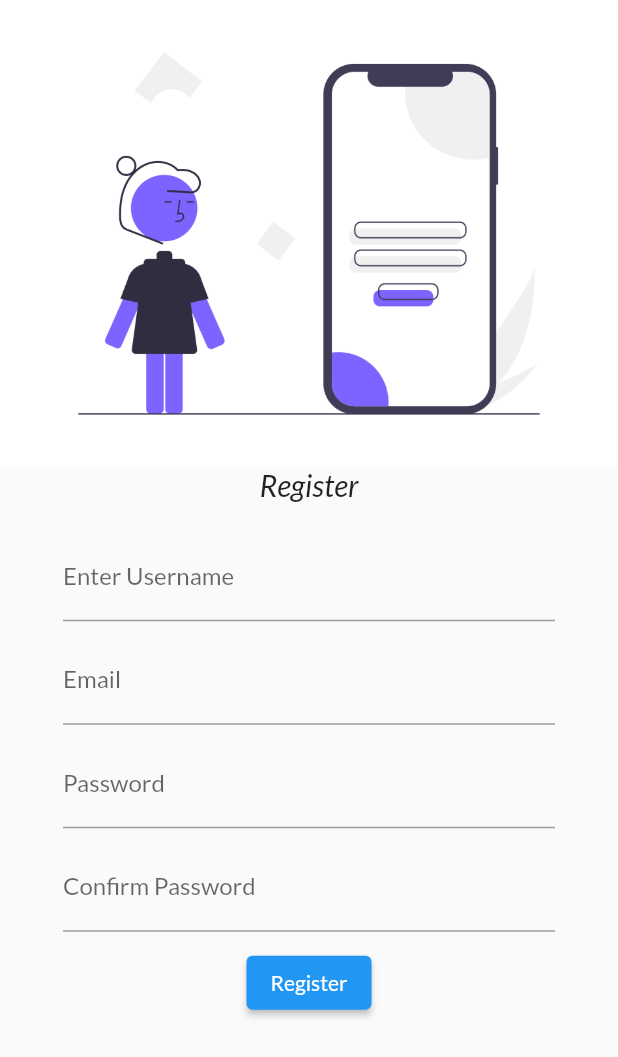
After one commit to umairusmani4644/flutterfirstapp, a Flutter app: the RegisterPage screen opened by its route, on a phone screen of 412 x 824 dp. The commit adds this screen. Shown: the top 1057 px of the screen. Run offline on Flutter 3.47's test engine with Material 2 defaults, Android fonts, the phone set to English and light mode, and no system bars; our stand-ins replace google_fonts.

Commit message:
second commit

```diff
--- a/lib/main.dart
+++ b/lib/main.dart
@@ -3,6 +3,7 @@ import 'package:flutter/material.dart';
 import 'package:google_fonts/google_fonts.dart';
 import 'package:my_card_app/screens/home_page.dart';
 import 'package:my_card_app/screens/login.dart';
+import 'package:my_card_app/screens/register.dart';
 
 void main() {
   runApp(MyApp());
@@ -26,6 +27,7 @@ class MyApp extends StatelessWidget {
       routes: {
         '/home': (context) => HomePage(),
         '/': (context) => LoginPage(),
+        '/register': (context) => RegisterPage(),
       },
     );
   }
--- /dev/null
+++ b/lib/screens/register.dart
@@ -0,0 +1,84 @@
+import 'package:flutter/material.dart';
+//import 'package:flutter/src/material/date_picker.dart';
+
+class RegisterPage extends StatelessWidget {
+  const RegisterPage({Key? key}) : super(key: key);
+
+  @override
+  Widget build(BuildContext context) {
+    return Material(
+      child: Column(
+        children: [
+          Image.asset(
+            'assets/images/login_img.png',
+            fit: BoxFit.cover,
+          ),
+          Text(
+            'Register',
+            style: TextStyle(
+              fontSize: 20.0,
+              fontStyle: FontStyle.italic,
+            ),
+          ),
+          SizedBox(
+            height: 10.0,
+          ),
+          Padding(
+            padding:
+                const EdgeInsets.symmetric(vertical: 10.0, horizontal: 42.0),
+            child: Column(
+              children: [
+                TextFormField(
+                  decoration: InputDecoration(
+                    labelText: "Enter Username",
+                    hintText: "Username",
+                  ),
+                ),
+                SizedBox(
+                  height: 10.0,
+                ),
+                TextFormField(
+                  decoration: InputDecoration(
+                    labelText: "Email",
+                    hintText: "email",
+                  ),
+                ),
+                SizedBox(
+                  height: 10.0,
+                ),
+                TextFormField(
+                  obscureText: true,
+                  decoration: InputDecoration(
+                    labelText: "Password",
+                    hintText: "password",
+                  ),
+                ),
+                SizedBox(
+                  height: 10.0,
+                ),
+                TextFormField(
+                  obscureText: true,
+                  decoration: InputDecoration(
+                    labelText: "Confirm Password",
+                    hintText: "confirm password",
+                  ),
+                ),
+                SizedBox(
+                  height: 10.0,
+                ),
+                ElevatedButton(
+                  onPressed: () {
+                    print('Registered');
+                  },
+                  child: Text(
+                    "Register",
+                  ),
+                )
+              ],
+            ),
+          )
+        ],
+      ),
+    );
+  }
+}
```
